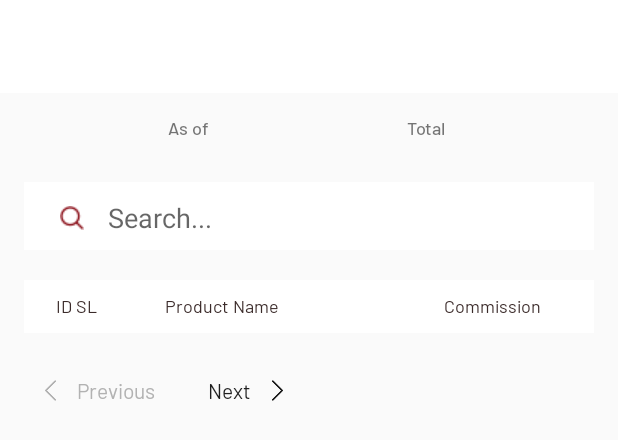
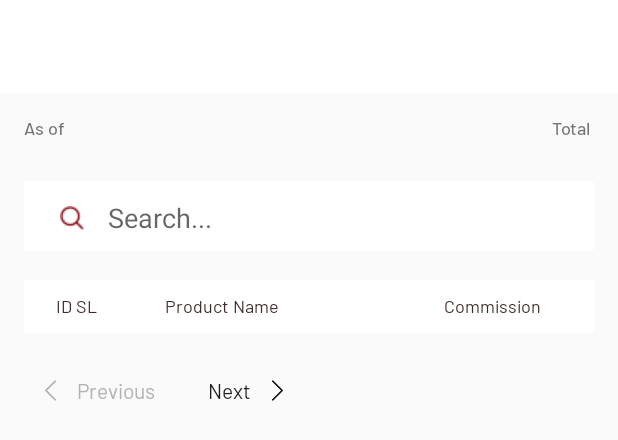
Before and after one commit to pujadas123/usmrktsaandroidapp, an Android app: the layout activity_paid_commissions.xml on its own in the app's theme, with its tools: preview values and no code run, on a phone screen of 412 x 824 dp. Shown: the top 440 px of the screen. Run offline under Robolectric (Android 15) with nearby library versions, the phone set to English and light mode, and no system bars.

Commit message:
commited 17-4-2019-4

```diff
--- a/app/src/main/res/layout/activity_leads_add.xml
+++ b/app/src/main/res/layout/activity_leads_add.xml
@@ -213,6 +213,7 @@
                 android:layout_width="wrap_content"
                 android:layout_height="match_parent"
                 android:textColor="@color/colorText"
+                android:textSize="@dimen/text_16"
                 android:layout_marginTop="@dimen/space_24"
                 android:text="@string/contact_info"/>
 
--- a/app/src/main/res/layout/activity_paid_commissions.xml
+++ b/app/src/main/res/layout/activity_paid_commissions.xml
@@ -32,10 +32,16 @@
                     android:layout_height="wrap_content"
                     android:orientation="vertical">
                     <LinearLayout
-                        android:layout_width="wrap_content"
+                        android:layout_width="match_parent"
                         android:layout_height="wrap_content"
                         android:layout_gravity="center"
                         android:orientation="horizontal">
+                        <LinearLayout
+                            android:layout_width="wrap_content"
+                            android:layout_height="wrap_content"
+                            android:layout_gravity="center"
+                            android:layout_weight="1"
+                            android:orientation="horizontal">
                         <in.exuber.usmarket.fonts.Barlow.BarlowMediumTextView
                             android:layout_width="wrap_content"
                             android:layout_height="wrap_content"
@@ -50,22 +56,19 @@
                             android:layout_marginLeft="@dimen/space_2"
                             android:textColor="#1F1F1F"
                             android:textSize="@dimen/text_12"/>
+                        </LinearLayout>
                         <LinearLayout
                             android:layout_width="wrap_content"
                             android:layout_height="wrap_content"
-                            android:layout_weight="1"
-                            android:layout_gravity="right|end"
-                            android:layout_marginLeft="130dp">
+                            android:layout_gravity="right|end">
                             <in.exuber.usmarket.fonts.Barlow.BarlowMediumTextView
                                 android:layout_width="wrap_content"
                                 android:layout_height="wrap_content"
-                                android:layout_weight="1"
                                 android:text="Total"
                                 android:textSize="@dimen/text_12"/>
                             <in.exuber.usmarket.fonts.Barlow.BarlowMediumTextView
                                 android:layout_width="wrap_content"
                                 android:layout_height="wrap_content"
-                                android:layout_weight="1"
                                 android:id="@+id/txt_TotalPrice"
                                 android:layout_marginLeft="@dimen/space_2"
                                 android:textColor="#1F1F1F"
--- a/app/src/main/res/layout/fragment_app_intro_four.xml
+++ b/app/src/main/res/layout/fragment_app_intro_four.xml
@@ -64,7 +64,7 @@
         <ImageView
             android:layout_below="@+id/tv_appIntroFourFragment_sliderHeader"
             android:layout_above="@+id/tv_appIntroFourFragment_sliderText"
-            android:layout_width="@dimen/space_230"
+            android:layout_width="300dp"
             android:layout_margin="@dimen/space_24"
             android:layout_height="wrap_content"
             android:src="@drawable/appintro_slider_commission"
--- a/app/src/main/res/layout/fragment_app_intro_one.xml
+++ b/app/src/main/res/layout/fragment_app_intro_one.xml
@@ -46,7 +46,7 @@
         <ImageView
             android:layout_below="@+id/tv_appIntroOneFragment_sliderHeader"
             android:layout_above="@+id/tv_appIntroOneFragment_sliderText"
-            android:layout_width="@dimen/space_230"
+            android:layout_width="300dp"
             android:layout_margin="@dimen/space_24"
             android:layout_height="wrap_content"
             android:src="@drawable/appintro_slider_product"
--- a/app/src/main/res/layout/fragment_app_intro_three.xml
+++ b/app/src/main/res/layout/fragment_app_intro_three.xml
@@ -47,8 +47,9 @@
         <ImageView
             android:layout_below="@+id/tv_appIntroThreeFragment_sliderHeader"
             android:layout_above="@+id/tv_appIntroThreeFragment_sliderText"
-            android:layout_width="230dp"
+            android:layout_width="280dp"
             android:layout_height="280dp"
+            android:layout_marginTop="@dimen/space_30"
             android:layout_marginBottom="50dp"
             android:src="@drawable/appintro_slider_lead"
             android:layout_centerHorizontal="true"
--- a/app/src/main/res/layout/fragment_app_intro_two.xml
+++ b/app/src/main/res/layout/fragment_app_intro_two.xml
@@ -48,7 +48,7 @@
         <ImageView
             android:layout_below="@+id/tv_appIntroTwoFragment_sliderHeader"
             android:layout_above="@+id/tv_appIntroTwoFragment_sliderText"
-            android:layout_width="270dp"
+            android:layout_width="300dp"
             android:layout_margin="@dimen/space_24"
             android:layout_height="wrap_content"
             android:src="@drawable/appintro_slider_campaign"
```
